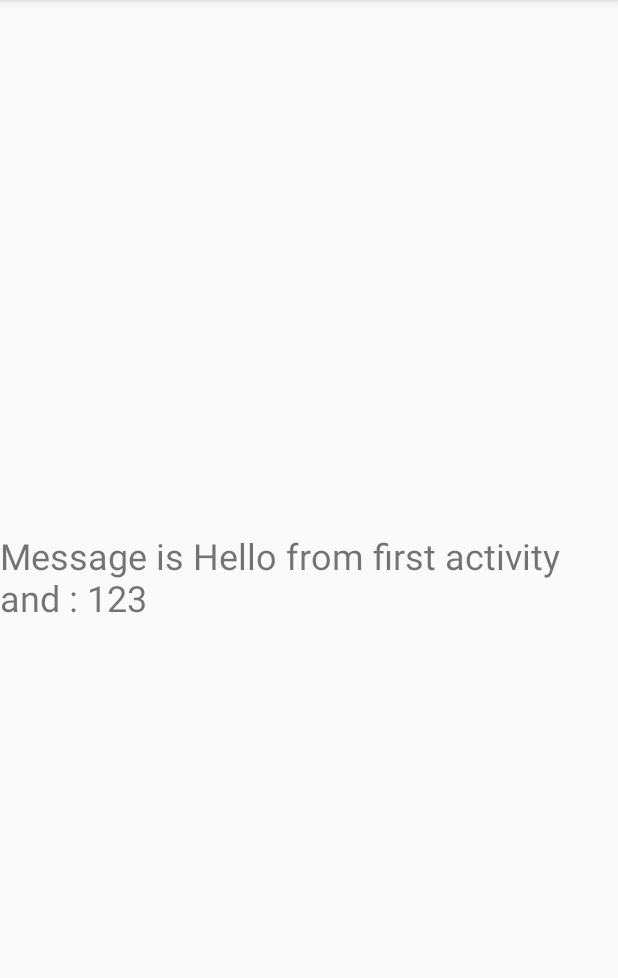
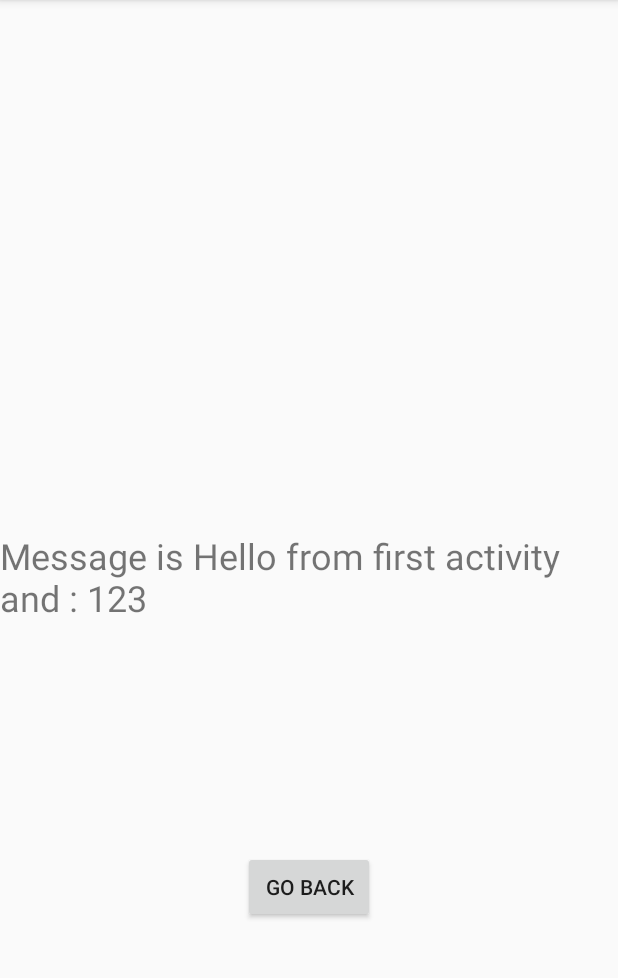
Before and after one commit to buikevin96/Android-Design-Visuals, an Android app: the screen it shows after launch (SecondActivity), after a tap on "SHOW THE NEXT ACTIVITY", on a phone screen of 412 x 824 dp, the part 84-1062 px from its top. Run offline under Robolectric (Android 15) with nearby library versions, the phone set to English and light mode, and no system bars.

Commit message:
Passing Data Back To first activity

```diff
--- a/ShowActivity/app/src/main/java/com/example/kevinbui/showactivity/FirstActivity.java
+++ b/ShowActivity/app/src/main/java/com/example/kevinbui/showactivity/FirstActivity.java
@@ -1,19 +1,23 @@
 package com.example.kevinbui.showactivity;
 
 import android.content.Intent;
+import android.support.annotation.Nullable;
 import android.support.v7.app.AppCompatActivity;
 import android.os.Bundle;
 import android.view.View;
 import android.widget.Button;
+import android.widget.Toast;
 
 public class FirstActivity extends AppCompatActivity {
 
     private Button goToSecondButton;
+    private final int REQUEST_CODE = 2;
 
     @Override
     protected void onCreate(Bundle savedInstanceState) {
         super.onCreate(savedInstanceState);
         setContentView(R.layout.activity_first);
+
 
         goToSecondButton = (Button)findViewById(R.id.showButtonID);
         goToSecondButton.setOnClickListener(new View.OnClickListener() {
@@ -25,10 +29,24 @@ public class FirstActivity extends AppCompatActivity {
                 intent.putExtra("SecondMessage", "Hello again!");
                 intent.putExtra("Value", 123);
 
-                startActivity(intent);
-
+                //startActivity(intent); // To get
+                startActivityForResult(intent, REQUEST_CODE); // To request
                 // startActivity(new Intent(FirstActivity.this, SecondActivity.class));
             }
         });
     }
+
+    // Catch everything that is being sent from secondActivity
+    @Override
+    protected void onActivityResult(int requestCode, int resultCode, @Nullable Intent data) {
+        super.onActivityResult(requestCode, resultCode, data);
+            if (requestCode == REQUEST_CODE){
+                if (resultCode == RESULT_OK){
+                    String result = data.getStringExtra("returnData");
+
+                    Toast.makeText(FirstActivity.this, result, Toast.LENGTH_LONG).show();
+                }
+            }
+
+    }
 }
--- a/ShowActivity/app/src/main/java/com/example/kevinbui/showactivity/SecondActivity.java
+++ b/ShowActivity/app/src/main/java/com/example/kevinbui/showactivity/SecondActivity.java
@@ -1,12 +1,16 @@
 package com.example.kevinbui.showactivity;
 
+import android.content.Intent;
 import android.support.v7.app.AppCompatActivity;
 import android.os.Bundle;
+import android.view.View;
+import android.widget.Button;
 import android.widget.TextView;
 
 public class SecondActivity extends AppCompatActivity {
 
     private TextView showMessage;
+    private Button backButton;
 
     @Override
     protected void onCreate(Bundle savedInstanceState) {
@@ -17,6 +21,7 @@ public class SecondActivity extends AppCompatActivity {
         Bundle extras = getIntent().getExtras();
 
         showMessage = (TextView)findViewById(R.id.messageTextView);
+        backButton = (Button)findViewById(R.id.backButton);
 
         // Check
         if (extras != null) {
@@ -28,5 +33,16 @@ public class SecondActivity extends AppCompatActivity {
 
         }
 
+        // When button is clicked, send message to first activity
+        backButton.setOnClickListener(new View.OnClickListener() {
+            @Override
+            public void onClick(View v) {
+                Intent returnIntent = getIntent();
+                returnIntent.putExtra("returnData", "From SecondActivity");
+                setResult(RESULT_OK, returnIntent);
+                finish();
+            }
+        });
+
     }
 }
--- a/ShowActivity/app/src/main/res/layout/activity_second.xml
+++ b/ShowActivity/app/src/main/res/layout/activity_second.xml
@@ -22,4 +22,20 @@
         app:layout_constraintEnd_toEndOf="parent"
         app:layout_constraintStart_toStartOf="parent"
         app:layout_constraintTop_toTopOf="parent" />
+
+    <Button
+        android:id="@+id/backButton"
+        android:layout_width="wrap_content"
+        android:layout_height="wrap_content"
+        android:layout_marginStart="8dp"
+        android:layout_marginLeft="8dp"
+        android:layout_marginTop="8dp"
+        android:layout_marginEnd="8dp"
+        android:layout_marginRight="8dp"
+        android:layout_marginBottom="8dp"
+        android:text="@string/backButton"
+        app:layout_constraintBottom_toBottomOf="parent"
+        app:layout_constraintEnd_toEndOf="parent"
+        app:layout_constraintStart_toStartOf="parent"
+        app:layout_constraintTop_toBottomOf="@+id/messageTextView" />
 </android.support.constraint.ConstraintLayout>
--- a/ShowActivity/app/src/main/res/values/strings.xml
+++ b/ShowActivity/app/src/main/res/values/strings.xml
@@ -2,4 +2,5 @@
     <string name="app_name">ShowActivity</string>
     <string name="go_to">Show The Next Activity</string>
     <string name="second_name">Second Activity</string>
+    <string name="backButton">Go Back</string>
 </resources>
```
